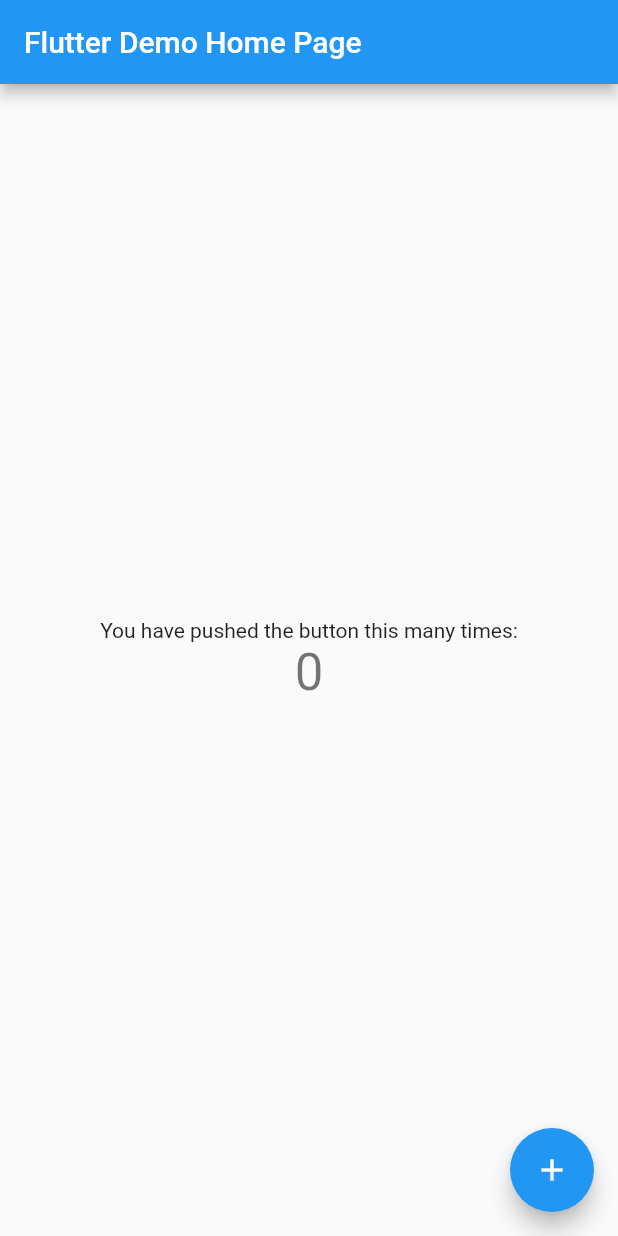
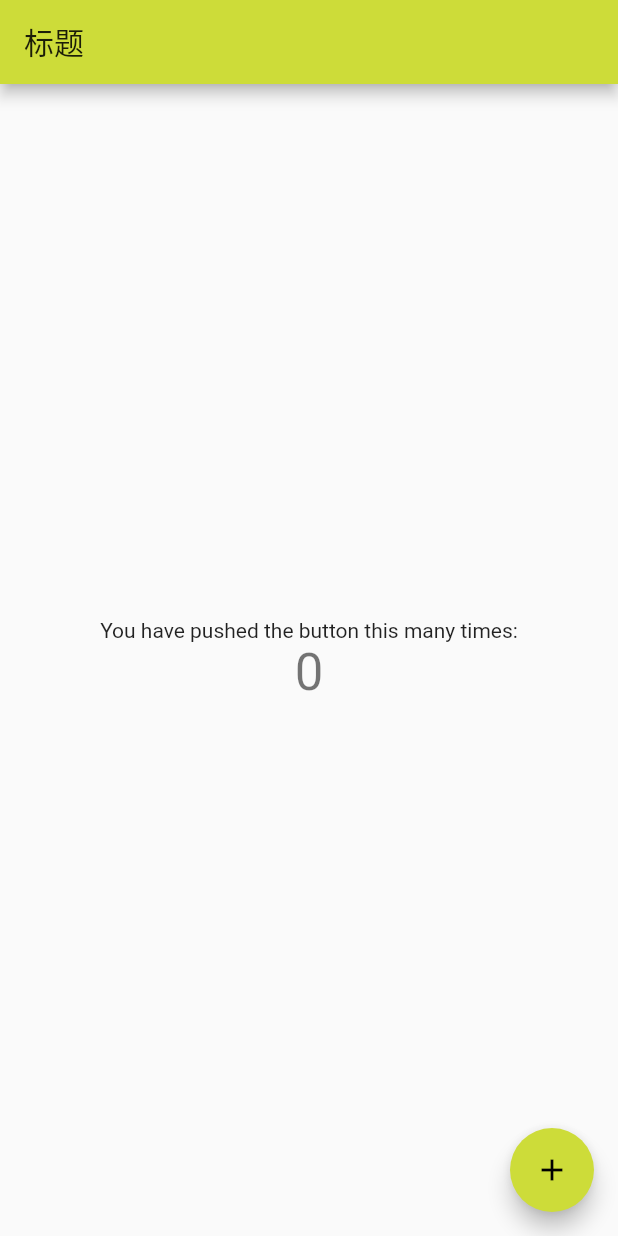
Before and after one commit to vagicc/chinese_chess, a Flutter app: the screen it shows after launch, on a phone screen of 412 x 824 dp. Run offline on Flutter 3.47's test engine with Material 2 defaults, Android fonts, the phone set to English and light mode, and no system bars.

Commit message:
修改App名称

```diff
--- a/lib/main.dart
+++ b/lib/main.dart
@@ -9,7 +9,7 @@ class MyApp extends StatelessWidget {
   @override
   Widget build(BuildContext context) {
     return MaterialApp(
-      title: 'Flutter Demo',
+      title: 'Flutter中国象棋',
       theme: ThemeData(
         // This is the theme of your application.
         //
@@ -20,13 +20,13 @@ class MyApp extends StatelessWidget {
         // or simply save your changes to "hot reload" in a Flutter IDE).
         // Notice that the counter didn't reset back to zero; the application
         // is not restarted.
-        primarySwatch: Colors.blue,
+        primarySwatch: Colors.lime,
         // This makes the visual density adapt to the platform that you run
         // the app on. For desktop platforms, the controls will be smaller and
         // closer together (more dense) than on mobile platforms.
         visualDensity: VisualDensity.adaptivePlatformDensity,
       ),
-      home: MyHomePage(title: 'Flutter Demo Home Page'),
+      home: MyHomePage(title: '标题'),
     );
   }
 }
```
Also changed, not shown: 2 other files.
